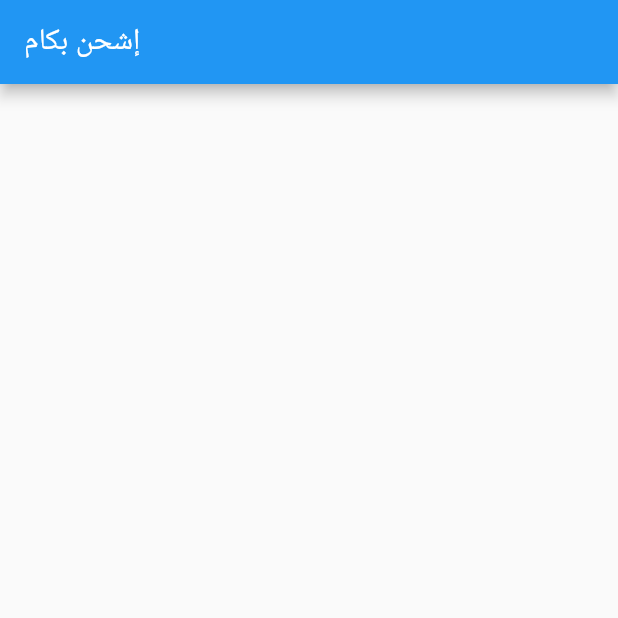
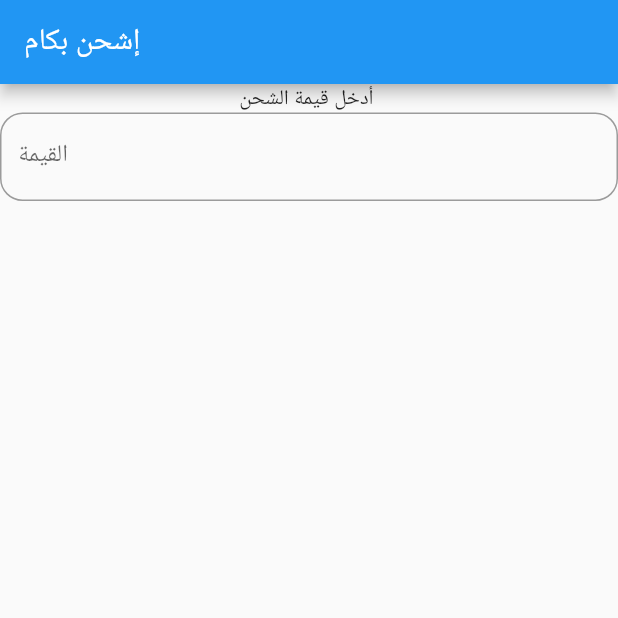
Before and after one commit to Alihassan20/charging_count, a Flutter app: the screen it shows after launch, on a phone screen of 412 x 824 dp, the top half of it. Run offline on Flutter 3.47's test engine with Material 2 defaults, Android fonts, the phone set to English and light mode, and no system bars.

Commit message:
first commit

```diff
--- a/lib/feature/charging_page/view.dart
+++ b/lib/feature/charging_page/view.dart
@@ -14,6 +14,19 @@ class _ChargingPageState extends State<ChargingPage> {
       appBar: AppBar(
         title: const Text("إشحن بكام"),
       ),
+      body: Column(
+        children: [
+          Text("أدخل قيمة الشحن "),
+          TextField(
+            decoration: InputDecoration(
+              labelText: 'القيمة',
+              border: OutlineInputBorder(
+                borderRadius: BorderRadius.circular(15)
+              )
+            ),
+          )
+        ],
+      ),
     );
   }
 }
```
